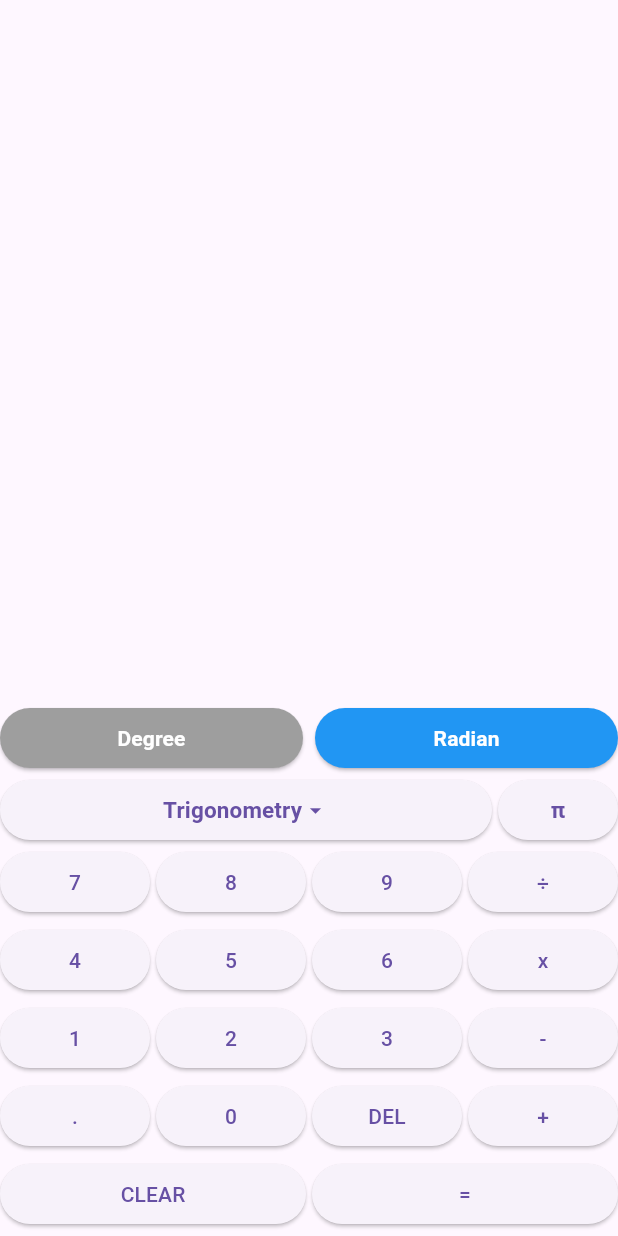
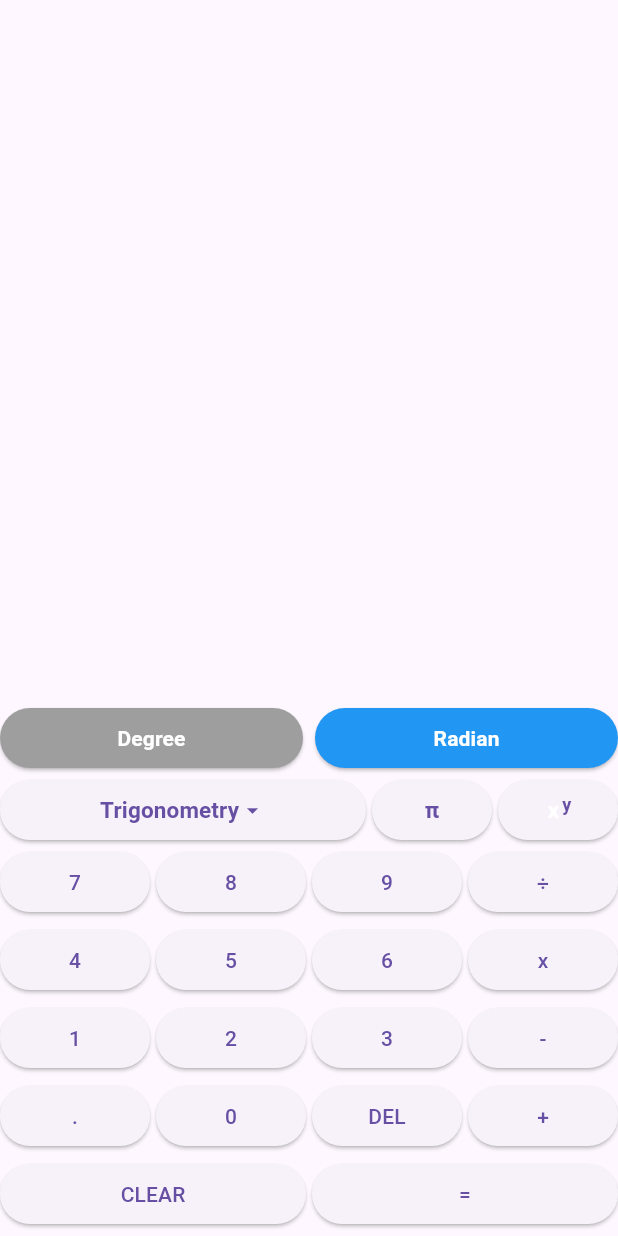
Before and after one commit to MrLeKiet/calculator_dalt, a Flutter app: the ScientificCalculatorLayout widget shown alone on an empty page, opened directly with empty values, on a phone screen of 412 x 824 dp. Run offline on Flutter 3.47's test engine with Material 3 defaults, Android fonts, the phone set to English and light mode, and no system bars.

Commit message:
them dau mu cho scientific mode

```diff
--- a/lib/scientific_calculator_layout.dart
+++ b/lib/scientific_calculator_layout.dart
@@ -34,7 +34,8 @@ class ScientificCalculatorLayout extends StatelessWidget {
                 scrollDirection: Axis.horizontal,
                 reverse: true,
                 child: Text(expression,
-                    style: TextStyle(fontSize: 16.0, fontWeight: FontWeight.bold)),
+                    style:
+                        TextStyle(fontSize: 16.0, fontWeight: FontWeight.bold)),
               ),
             ),
             Container(
@@ -43,7 +44,8 @@ class ScientificCalculatorLayout extends StatelessWidget {
               child: Wrap(
                 children: [
                   Text(output,
-                      style: TextStyle(fontSize: 30.0, fontWeight: FontWeight.bold)),
+                      style: TextStyle(
+                          fontSize: 30.0, fontWeight: FontWeight.bold)),
                 ],
               ),
             ),
@@ -132,6 +134,44 @@ class ScientificCalculatorLayout extends StatelessWidget {
                         "π",
                         style: TextStyle(
                             fontSize: 15.0, fontWeight: FontWeight.bold),
+                      ),
+                    ),
+                  ),
+                  SizedBox(width: 4.0), // Add spacing between buttons
+                  Container(
+                    width: 80.0,
+                    child: ElevatedButton(
+                      onPressed: () =>
+                          buttonPressed("^"), // Call buttonPressed with "^"
+                      style: ElevatedButton.styleFrom(
+                        padding: EdgeInsets.all(0),
+                      ),
+                      child: RichText(
+                        text: TextSpan(
+                          children: [
+                            TextSpan(
+                              text: "x", // Base value
+                              style: TextStyle(
+                                fontSize: 15.0,
+                                fontWeight: FontWeight.bold,
+
+                              ),
+                            ),
+                            WidgetSpan(
+                              child: Transform.translate(
+                                offset: Offset(2, -4), // Adjust position for superscript
+                                child: Text(
+                                  "y", // Superscript value
+                                  style: TextStyle(
+                                    fontSize: 12.0, // Smaller font for superscript
+                                    fontWeight: FontWeight.bold,
+
+                                  ),
+                                ),
+                              ),
+                            ),
+                          ],
+                        ),
                       ),
                     ),
                   ),
```
Also changed, not shown: lib/calculator_home.dart (+18 -0 lines).
